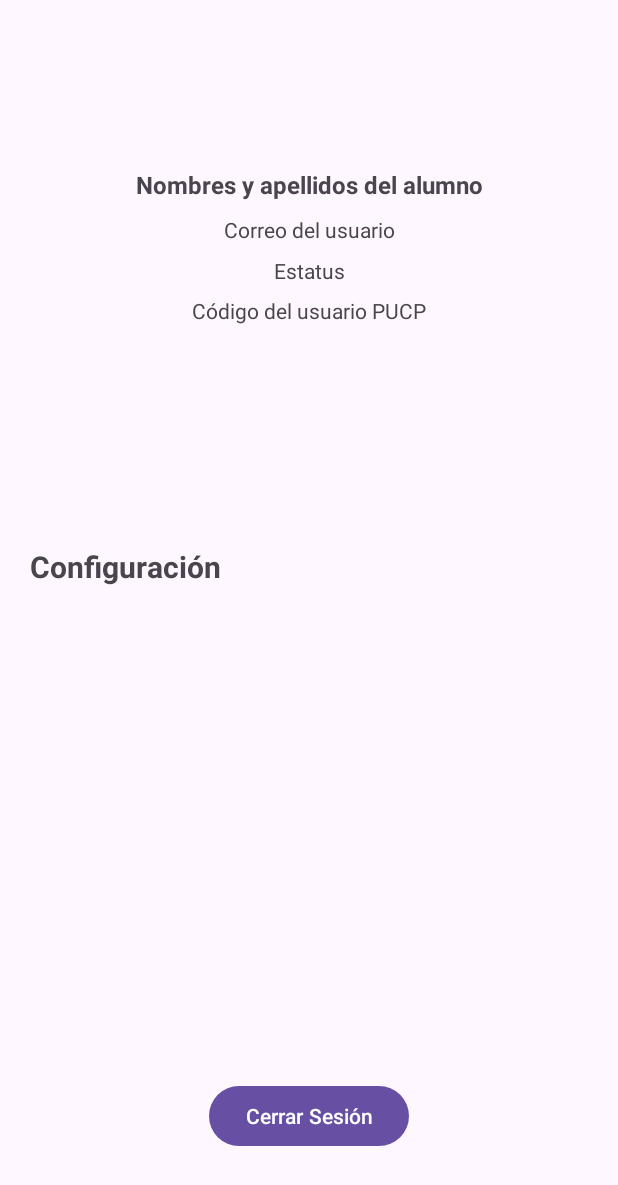
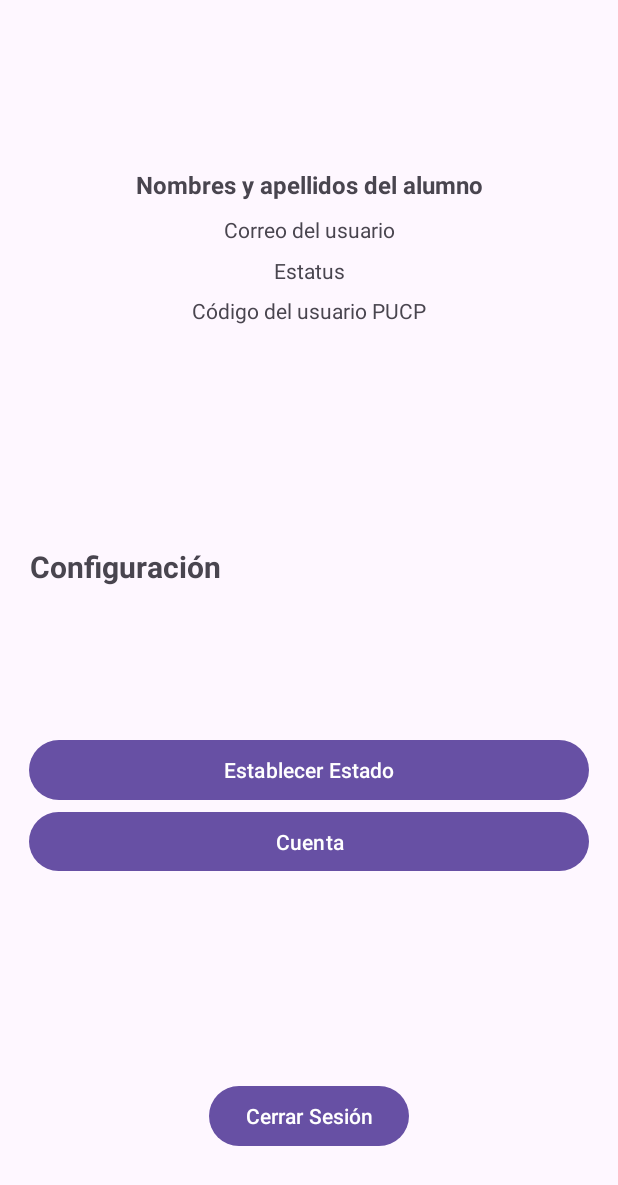
Before and after one commit to ArturoManuel/Weeking, an Android app: the PerfilActivity screen opened directly, with no data from a screen before it, on a phone screen of 412 x 824 dp. Shown: the top 1185 px of the screen. Run offline under Robolectric (Android 15) with nearby library versions, the phone set to English and light mode, and no system bars.

Commit message:
Vista Perfil

```diff
--- a/app/src/main/res/layout/activity_perfil.xml
+++ b/app/src/main/res/layout/activity_perfil.xml
@@ -96,4 +96,30 @@
         app:layout_constraintEnd_toEndOf="parent"
         app:layout_constraintStart_toStartOf="parent" />
 
+    <LinearLayout
+        android:layout_width="373dp"
+        android:layout_height="95dp"
+        android:layout_marginStart="16dp"
+        android:layout_marginEnd="16dp"
+        android:layout_marginBottom="135dp"
+        android:orientation="vertical"
+        app:layout_constraintBottom_toTopOf="@+id/btnLogout"
+        app:layout_constraintEnd_toEndOf="parent"
+        app:layout_constraintStart_toStartOf="parent"
+        app:layout_constraintTop_toTopOf="parent"
+        app:layout_constraintVertical_bias="1.0">
+
+        <Button
+            android:id="@+id/btnStatus"
+            android:layout_width="match_parent"
+            android:layout_height="wrap_content"
+            android:text="Establecer Estado" />
+
+        <Button
+            android:id="@+id/btnAccount"
+            android:layout_width="match_parent"
+            android:layout_height="wrap_content"
+            android:text="Cuenta" />
+    </LinearLayout>
+
 </androidx.constraintlayout.widget.ConstraintLayout>
```
